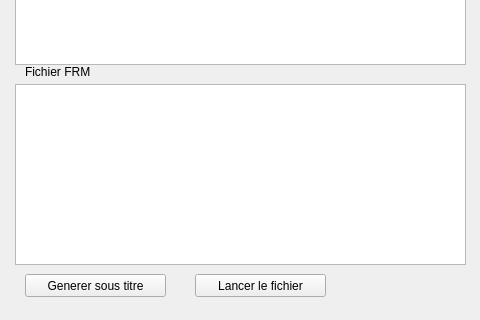
Before: the Qt Designer form qtoy2lyr/qtoy2lyr.ui in Toyunda/toyunda, drawn with Qt 5; both pictures show x 605 to 1085 and y 246 to 566 of the 1085 by 566 pixel window.
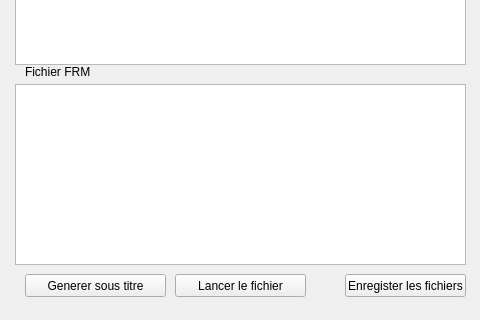
After: the same form once the commit is applied.

```diff
--- a/qtoy2lyr/qtoy2lyr.ui
+++ b/qtoy2lyr/qtoy2lyr.ui
@@ -185,7 +185,7 @@
   <widget class="QPushButton" name="launchButton">
    <property name="geometry">
     <rect>
-     <x>800</x>
+     <x>780</x>
      <y>520</y>
      <width>131</width>
      <height>23</height>
@@ -243,7 +243,7 @@
     <string>Video File</string>
    </property>
   </widget>
-  <widget class="QWidget" name="">
+  <widget class="QWidget" name="layoutWidget">
    <property name="geometry">
     <rect>
      <x>30</x>
@@ -265,8 +265,20 @@
     </item>
    </layout>
   </widget>
-  <zorder>filePathEdit</zorder>
-  <zorder>fileChooseButton</zorder>
+  <widget class="QPushButton" name="saveButton">
+   <property name="geometry">
+    <rect>
+     <x>950</x>
+     <y>520</y>
+     <width>121</width>
+     <height>23</height>
+    </rect>
+   </property>
+   <property name="text">
+    <string>Enregister les fichiers</string>
+   </property>
+  </widget>
+  <zorder>layoutWidget</zorder>
   <zorder>layoutWidget</zorder>
   <zorder>OriginalPlainTextEdit</zorder>
   <zorder>copyFileEdit</zorder>
```
Left out of the diff: 2 changed lines with no effect on the pictures.
